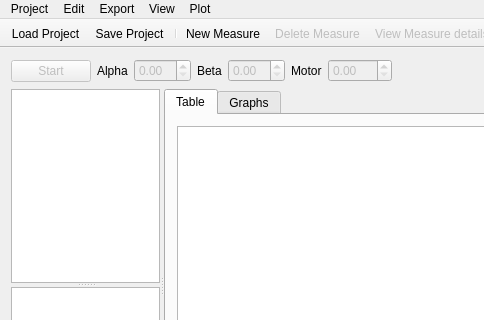
froque/AeroIST, file aeroistwindow.ui: the form before one commit; both pictures show x 0 to 484 and y 0 to 320 of the 750 by 491 pixel window.
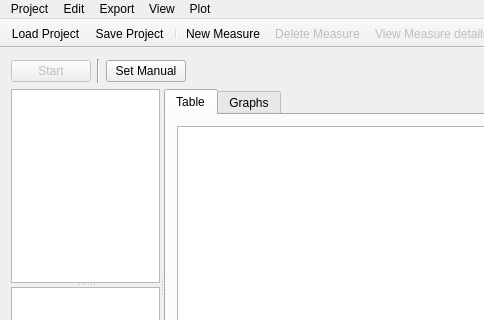
The form after the commit. Custom widgets are drawn as their Qt base class.

Commit message: manual spin boxes control is now general

Diff of the .ui file:
```diff
--- a/aeroistwindow.ui
+++ b/aeroistwindow.ui
@@ -40,56 +40,16 @@
        </widget>
       </item>
       <item>
-       <widget class="QLabel" name="labelAlpha">
-        <property name="text">
-         <string>Alpha</string>
+       <widget class="Line" name="line">
+        <property name="orientation">
+         <enum>Qt::Vertical</enum>
         </property>
        </widget>
       </item>
       <item>
-       <widget class="QDoubleSpinBox" name="doubleSpinBoxALpha">
-        <property name="enabled">
-         <bool>false</bool>
-        </property>
-        <property name="keyboardTracking">
-         <bool>false</bool>
-        </property>
-       </widget>
-      </item>
-      <item>
-       <widget class="QLabel" name="labelBeta">
+       <widget class="QPushButton" name="ManualButton">
         <property name="text">
-         <string>Beta</string>
-        </property>
-       </widget>
-      </item>
-      <item>
-       <widget class="QDoubleSpinBox" name="doubleSpinBoxBeta">
-        <property name="enabled">
-         <bool>false</bool>
-        </property>
-        <property name="keyboardTracking">
-         <bool>false</bool>
-        </property>
-       </widget>
-      </item>
-      <item>
-       <widget class="QLabel" name="labelWind">
-        <property name="text">
-         <string>Motor</string>
-        </property>
-       </widget>
-      </item>
-      <item>
-       <widget class="QDoubleSpinBox" name="doubleSpinBoxMotor">
-        <property name="enabled">
-         <bool>false</bool>
-        </property>
-        <property name="keyboardTracking">
-         <bool>false</bool>
-        </property>
-        <property name="maximum">
-         <double>100.000000000000000</double>
+         <string>Set Manual</string>
         </property>
        </widget>
       </item>
```
Left out of the diff: 3 changed lines with no effect on the pictures. The commit also changes 2 other files.
